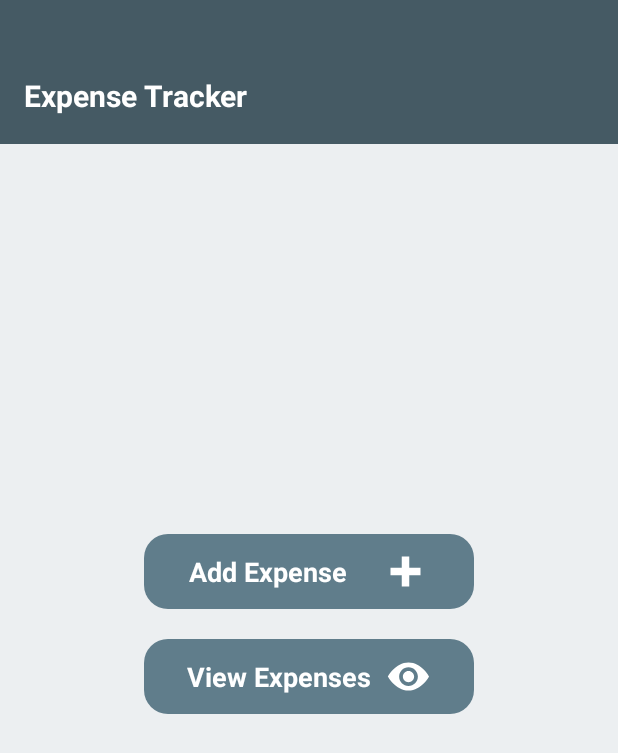
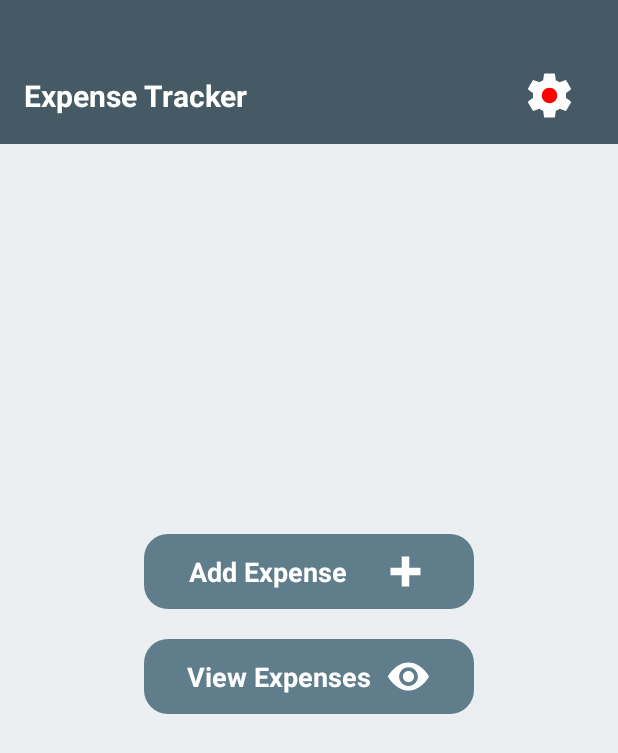
Before and after one commit to PIXEL-PEN/Expense-Tracker, an Android app: the screen it shows after launch (MainActivity), on a phone screen of 412 x 824 dp. Shown: the top 753 px of the screen. Run offline under Robolectric (Android 15) with nearby library versions, the phone set to English and light mode, and no system bars.

Commit message:
Save working version: compiles and installs successfully with updated UI

```diff
--- a/app/src/main/java/com/example/expensetracker/MainActivity.java
+++ b/app/src/main/java/com/example/expensetracker/MainActivity.java
@@ -2,42 +2,38 @@ package com.example.expensetracker;
 
 import android.content.Intent;
 import android.os.Bundle;
-import android.widget.Button;
+import android.widget.ImageView;
+import android.widget.LinearLayout;
 
 import androidx.appcompat.app.AppCompatActivity;
 
 public class MainActivity extends AppCompatActivity {
-
-    private Button btnAdd, btnView, btnSettings, btnAbout;
 
     @Override
     protected void onCreate(Bundle savedInstanceState) {
         super.onCreate(savedInstanceState);
         setContentView(R.layout.activity_main);
 
-        btnAdd = findViewById(R.id.btn_add);
-        btnView = findViewById(R.id.btn_view);
-        btnSettings = findViewById(R.id.btn_settings);
-        btnAbout = findViewById(R.id.btn_about);
+        LinearLayout btnAdd = findViewById(R.id.btnAdd);
+        LinearLayout btnView = findViewById(R.id.btnView);
+        ImageView btnSettings = findViewById(R.id.btnSettings);
 
-        btnAdd.setOnClickListener(v -> {
-            Intent i = new Intent(MainActivity.this, AddExpenseActivity.class);
-            startActivity(i);
-        });
+        if (btnAdd != null) {
+            btnAdd.setOnClickListener(v ->
+                    startActivity(new Intent(MainActivity.this, AddExpenseActivity.class))
+            );
+        }
 
-        btnView.setOnClickListener(v -> {
-            Intent i = new Intent(MainActivity.this, ViewMenuActivity.class);
-            startActivity(i);
-        });
+        if (btnView != null) {
+            btnView.setOnClickListener(v ->
+                    startActivity(new Intent(MainActivity.this, ViewMenuActivity.class))
+            );
+        }
 
-        btnSettings.setOnClickListener(v -> {
-            Intent i = new Intent(MainActivity.this, SettingsActivity.class);
-            startActivity(i);
-        });
-
-        btnAbout.setOnClickListener(v -> {
-            Intent i = new Intent(MainActivity.this, AboutActivity.class);
-            startActivity(i);
-        });
+        if (btnSettings != null) {
+            btnSettings.setOnClickListener(v ->
+                    startActivity(new Intent(MainActivity.this, SettingsActivity.class))
+            );
+        }
     }
 }
--- a/app/src/main/res/layout/activity_main.xml
+++ b/app/src/main/res/layout/activity_main.xml
@@ -6,18 +6,36 @@
     android:background="#ECEFF1"
     android:gravity="center_horizontal">
 
-    <!-- Top bar -->
-    <TextView
+    <!-- Top bar with title and gear -->
+    <RelativeLayout
         android:layout_width="match_parent"
         android:layout_height="96dp"
-        android:gravity="center_vertical|start"
+        android:background="#455A64"
         android:paddingStart="16dp"
-        android:paddingTop="32dp"
-        android:text="Expense Tracker"
-        android:textColor="@android:color/white"
-        android:textSize="20sp"
-        android:textStyle="bold"
-        android:background="#455A64" />
+        android:paddingEnd="16dp">
+
+        <TextView
+            android:id="@+id/topBarTitle"
+            android:layout_width="wrap_content"
+            android:layout_height="match_parent"
+            android:gravity="center_vertical|start"
+            android:paddingTop="32dp"
+            android:text="Expense Tracker"
+            android:textColor="@android:color/white"
+            android:textSize="20sp"
+            android:textStyle="bold" />
+
+        <ImageView
+            android:id="@+id/btnSettings"
+            android:layout_width="35dp"
+            android:layout_height="35dp"
+            android:layout_alignParentEnd="true"
+            android:layout_marginTop="46dp"
+            android:layout_marginEnd="12dp"
+            android:src="@drawable/ic_gear_custom"
+            android:contentDescription="Settings" />
+
+    </RelativeLayout>
 
     <!-- Spacer above buttons -->
     <View
@@ -53,7 +71,6 @@
             android:layout_marginStart="18dp" />
     </LinearLayout>
 
-
     <!-- View Expenses -->
     <LinearLayout
         android:id="@+id/btnView"
@@ -79,7 +96,6 @@
             android:src="@drawable/ic_eye"
             android:tint="@android:color/white"
             android:layout_marginStart="4dp" />
-
     </LinearLayout>
 
     <!-- Spacer below buttons -->
```
Also changed, not shown: app/src/main/java/com/example/expensetracker/SettingsActivity.java (+11 -1 lines), app/src/main/java/com/example/expensetracker/ViewMenuActivity.java (+12 -7 lines), app/src/main/res/layout/activity_settings.xml (+26 -9 lines).
